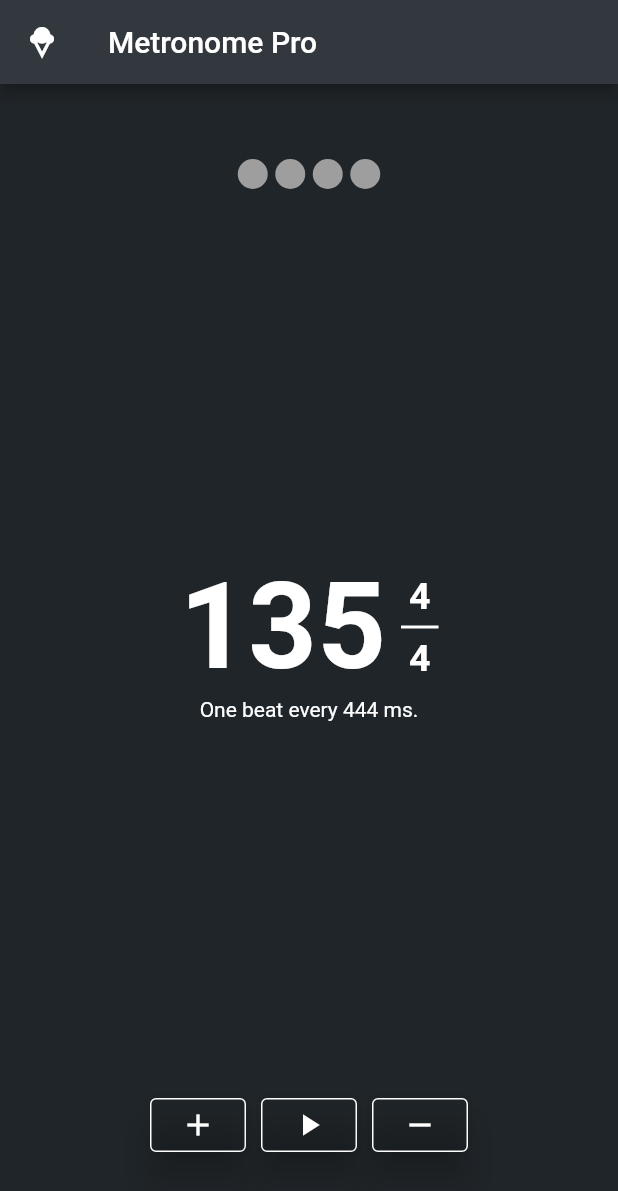
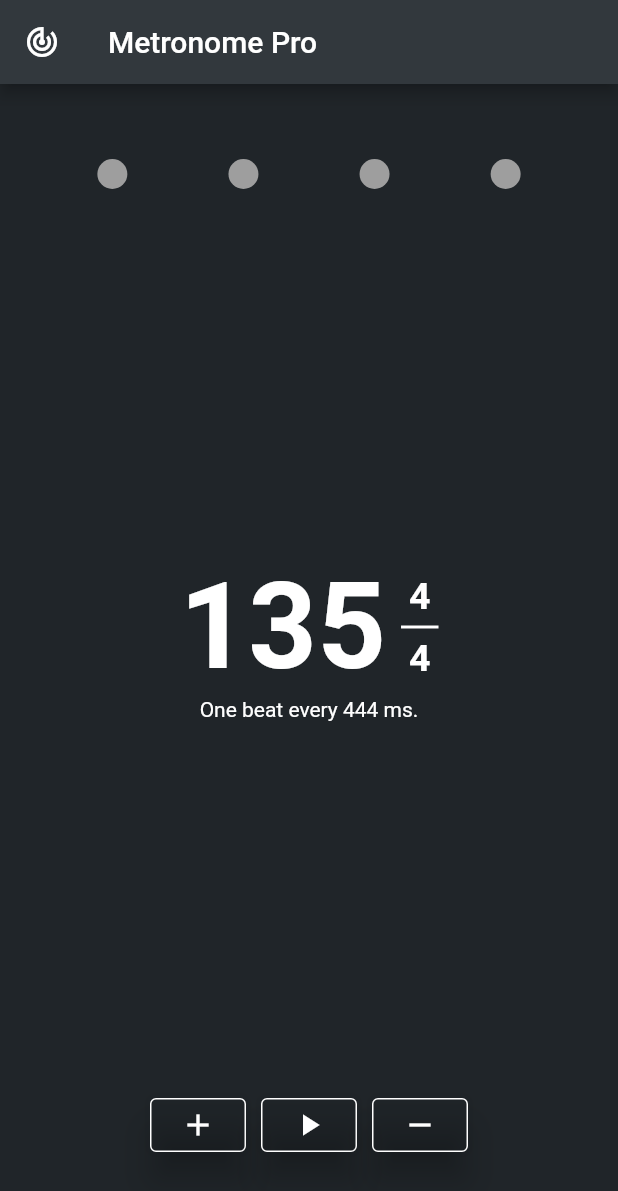
Before and after one commit to Elynvalur/metronome, a Flutter app: the screen it shows after launch, on a phone screen of 412 x 824 dp. Shown: the top 1191 px of the screen. Run offline on Flutter 3.47's test engine with Material 2 defaults, Android fonts, the light colour scheme and no system bars; our stand-ins replace just_audio; Roboto replaces fonts that are missing (Times).

Commit message:
Rebase main

```diff
--- a/lib/screens/metronome/metronome.dart
+++ b/lib/screens/metronome/metronome.dart
@@ -65,7 +65,7 @@ class _MetronomeState extends State<Metronome>
     return Scaffold(
         appBar: AppBar(
           backgroundColor: backgroundDark2,
-          leading: const Icon(Icons.icecream),
+          leading: const Icon(Icons.track_changes),
           title: const Text('Metronome Pro'),
         ),
         backgroundColor: backgroundDark1,
--- a/lib/screens/metronome/widgets/beat_bar_widget.dart
+++ b/lib/screens/metronome/widgets/beat_bar_widget.dart
@@ -39,7 +39,7 @@ class _BeatBarWidgetState extends State<BeatBarWidget> {
     }
 
     return Row(
-      mainAxisAlignment: MainAxisAlignment.center,
+      mainAxisAlignment: MainAxisAlignment.spaceEvenly,
       children: beats
     );
   }
```
Also changed, not shown: 1 other file.
